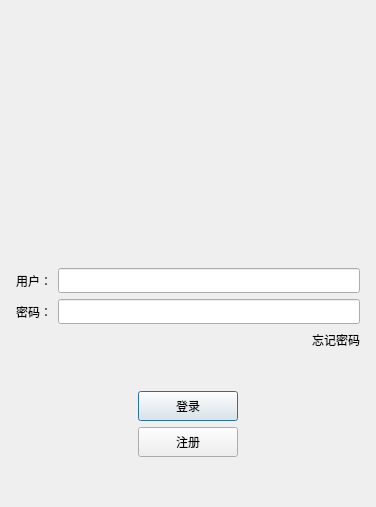
This is client/llfcchat/logindialog.ui in feliks720/Chatter-cpp as Qt 5 draws it before an edit. The edited form follows.
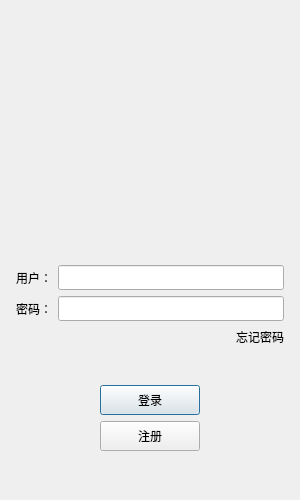
This is the edited form. Icons and pictures are not drawn.

Diff of the .ui file:
```diff
--- a/client/llfcchat/logindialog.ui
+++ b/client/llfcchat/logindialog.ui
@@ -6,10 +6,22 @@
    <rect>
     <x>0</x>
     <y>0</y>
-    <width>376</width>
-    <height>507</height>
+    <width>300</width>
+    <height>500</height>
    </rect>
   </property>
+  <property name="minimumSize">
+   <size>
+    <width>300</width>
+    <height>500</height>
+   </size>
+  </property>
+  <property name="maximumSize">
+   <size>
+    <width>300</width>
+    <height>500</height>
+   </size>
+  </property>
   <property name="windowTitle">
    <string>Dialog</string>
   </property>
```
